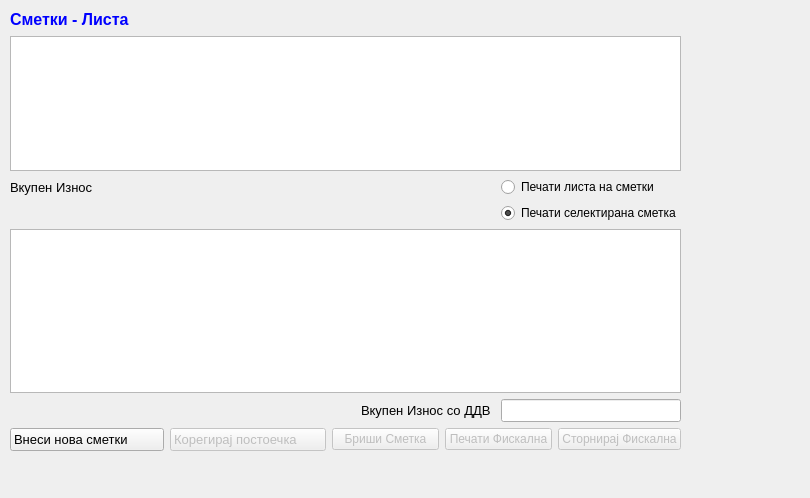
Old version of the form sterna/Smetki/smetkilista.ui in the repository srgank/sterna_x.
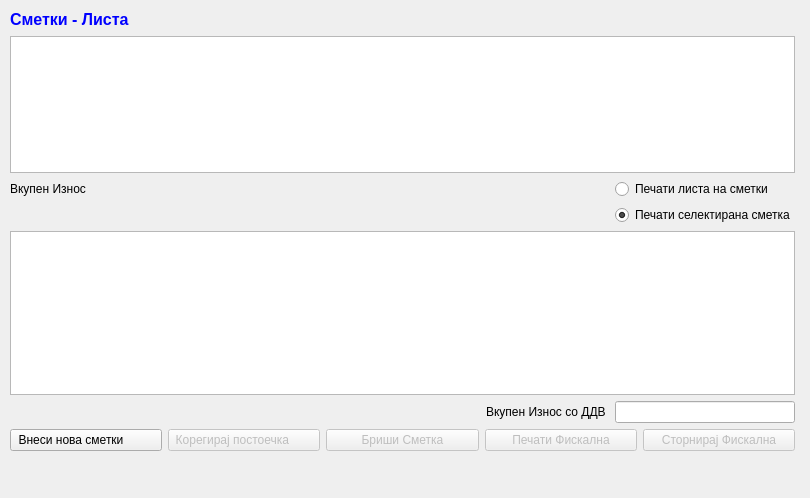
New version of the form. Icons and pictures are not drawn.

Diff of the .ui file:
```diff
--- a/sterna/Smetki/smetkilista.ui
+++ b/sterna/Smetki/smetkilista.ui
@@ -18,7 +18,7 @@
     <rect>
      <x>10</x>
      <y>10</y>
-     <width>671</width>
+     <width>785</width>
      <height>441</height>
     </rect>
    </property>
@@ -41,11 +41,6 @@
     </item>
     <item row="6" column="0" colspan="7">
      <widget class="QTableView" name="tableView_2">
-      <property name="font">
-       <font>
-        <pointsize>10</pointsize>
-       </font>
-      </property>
       <property name="alternatingRowColors">
        <bool>true</bool>
       </property>
@@ -105,11 +100,6 @@
     </item>
     <item row="4" column="0" colspan="6">
      <widget class="QLabel" name="label_11">
-      <property name="font">
-       <font>
-        <pointsize>10</pointsize>
-       </font>
-      </property>
       <property name="text">
        <string>Вкупен Износ </string>
       </property>
@@ -171,11 +161,6 @@
         </disabled>
        </palette>
       </property>
-      <property name="font">
-       <font>
-        <pointsize>10</pointsize>
-       </font>
-      </property>
       <property name="alternatingRowColors">
        <bool>true</bool>
       </property>
@@ -183,13 +168,6 @@
     </item>
     <item row="7" column="6">
      <widget class="QLineEdit" name="lineEdit_6">
-      <property name="font">
-       <font>
-        <pointsize>10</pointsize>
-        <weight>75</weight>
-        <bold>true</bold>
-       </font>
-      </property>
       <property name="alignment">
        <set>Qt::AlignRight|Qt::AlignTrailing|Qt::AlignVCenter</set>
       </property>
@@ -197,11 +175,6 @@
     </item>
     <item row="7" column="5">
      <widget class="QLabel" name="label_7">
-      <property name="font">
-       <font>
-        <pointsize>10</pointsize>
-       </font>
-      </property>
       <property name="text">
        <string>Вкупен Износ со ДДВ </string>
       </property>
@@ -231,11 +204,6 @@
       </item>
       <item row="0" column="0">
        <widget class="QPushButton" name="pushButton">
-        <property name="font">
-         <font>
-          <pointsize>10</pointsize>
-         </font>
-        </property>
         <property name="text">
          <string>Внеси нова сметки         </string>
         </property>
@@ -250,11 +218,6 @@
         <property name="enabled">
          <bool>false</bool>
         </property>
-        <property name="font">
-         <font>
-          <pointsize>10</pointsize>
-         </font>
-        </property>
         <property name="text">
          <string>Корегирај постоечка       </string>
         </property>
```
Left out of the diff: 5 changed lines with no effect on the pictures.
